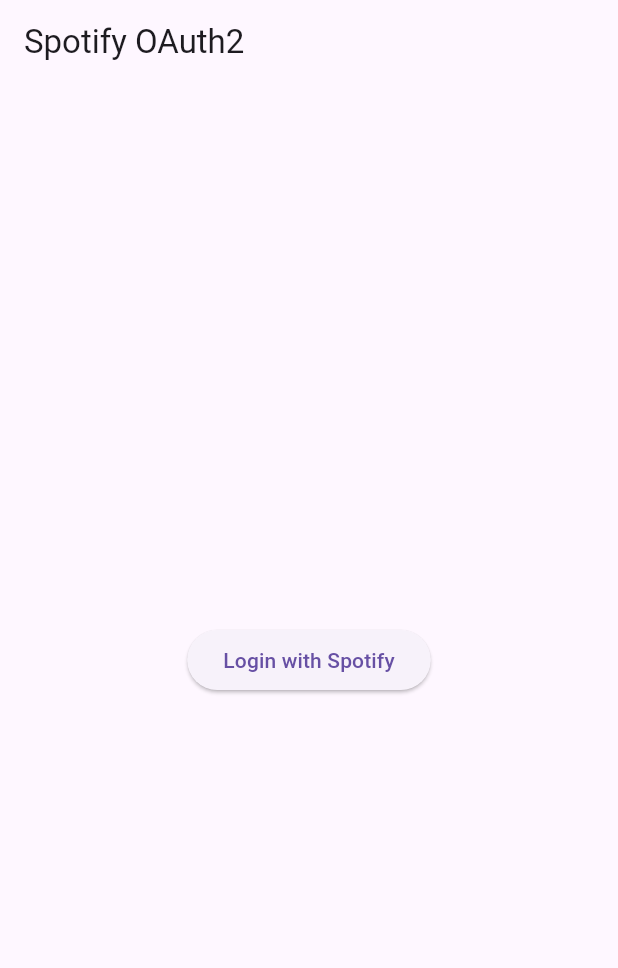
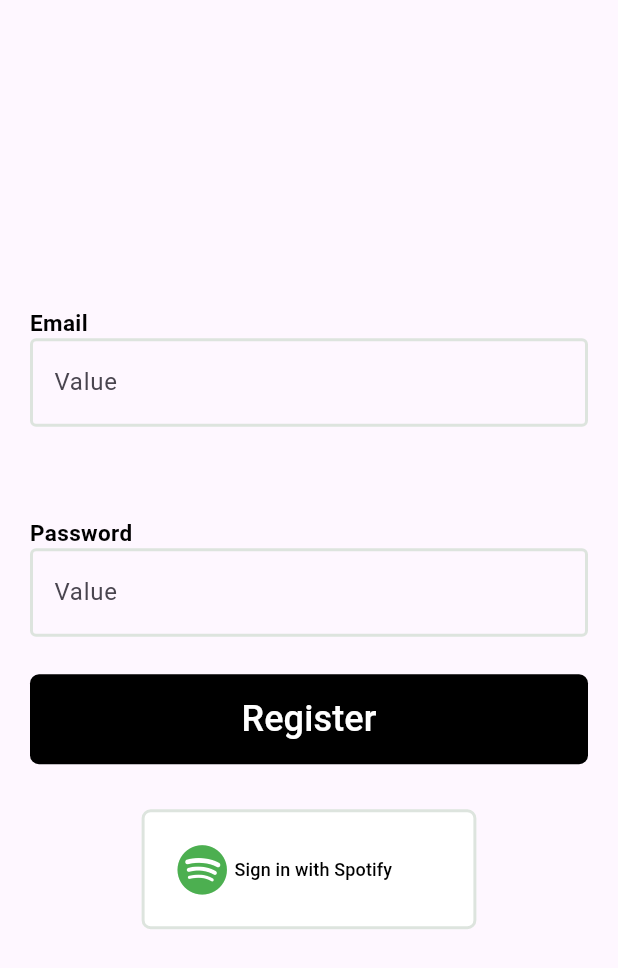
Before and after one commit to ASM-Studios/AREA, a Flutter app: the screen it shows after launch, on a phone screen of 412 x 824 dp. Shown: the top 968 px of the screen. Run offline on Flutter 3.47's test engine with Material 3 defaults, Android fonts, the phone set to English and light mode, and no system bars; our stand-ins replace flutter_dotenv, font_awesome_flutter; missing offline and left inert: flutter_appauth, flutter_web_auth, oauth2, oauth2_client; Roboto replaces fonts that are missing (CoolveticaCondensed).

Commit message:
feat(login, widgets): adding basic login page and basic widgets (button, form field)

```diff
--- a/client_mobile/lib/features/auth/login.dart
+++ b/client_mobile/lib/features/auth/login.dart
@@ -1,7 +1,12 @@
 import 'dart:io';
+import 'package:client_mobile/widgets/button.dart';
+import 'package:client_mobile/widgets/form_field.dart';
+import 'package:client_mobile/widgets/sign_in_button.dart';
+import 'package:client_mobile/widgets/simple_text.dart';
 import 'package:flutter/material.dart';
 import 'package:flutter_appauth/flutter_appauth.dart';
 import 'package:flutter_web_auth/flutter_web_auth.dart';
+import 'package:font_awesome_flutter/font_awesome_flutter.dart';
 import 'package:oauth2/oauth2.dart' as oauth2;
 import 'package:http/http.dart' as http;
 import 'package:flutter_dotenv/flutter_dotenv.dart';
@@ -15,21 +20,19 @@
     return MaterialApp(
       title: 'Spotify OAuth2 Example',
       theme: ThemeData(primarySwatch: Colors.green),
-      home: SpotifyAuthScreen(),
+      home: AuthScreen(),
     );
   }
 }
 
-class SpotifyAuthScreen extends StatefulWidget {
+class AuthScreen extends StatefulWidget {
   @override
-  _SpotifyAuthScreenState createState() => _SpotifyAuthScreenState();
+  _AuthScreenState createState() => _AuthScreenState();
 }
 
-class _SpotifyAuthScreenState extends State<SpotifyAuthScreen> {
-
+class _AuthScreenState extends State<AuthScreen> {
   final String callbackUrlScheme = 'my.area.app';
   String get redirectUrlMobile => '$callbackUrlScheme://callback';
-
 
   final String clientId = dotenv.env["VITE_SPOTIFY_CLIENT_ID"] ?? "";
   final appAuth = FlutterAppAuth();
@@ -38,12 +41,10 @@
   final Uri authorizationEndpoint =
       Uri.parse('https://accounts.spotify.com/authorize');
   final Uri tokenEndpoint = Uri.parse('https://accounts.spotify.com/api/token');
-  final String redirectUrlWeb =
-      "https://localhost:8081/auth/spotify/callback";
+  final String redirectUrlWeb = "https://localhost:8081/auth/spotify/callback";
   final Uri redirectUri =
       Uri.parse('https://localhost:8081/auth/spotify/callback');
   oauth2.Client? client;
-
 
   Future<void> authenticateWithSpotify() async {
     try {
@@ -58,9 +59,6 @@
       );
 
       print("voici le résultat : ${result}");
-
-
-
     } catch (e) {
       print("erreur d'authentification : ${e}");
     }
@@ -90,17 +88,14 @@
       // print("auth code : ${authCode}");
 
       final authorizationTokenRequest = AuthorizationTokenRequest(
-        clientId,
-        redirectUrlMobile,
+          clientId, redirectUrlMobile,
           issuer: issuer,
           clientSecret: clientSecret,
           scopes: ["openid", "profile", "email", "offline_access"],
-        additionalParameters: {
-          'show_dialog': 'true'
-        }
-      );
+          additionalParameters: {'show_dialog': 'true'});
 
-      final result = await appAuth.authorizeAndExchangeCode(authorizationTokenRequest);
+      final result =
+          await appAuth.authorizeAndExchangeCode(authorizationTokenRequest);
 
       print("--------------------------------");
       print("");
@@ -163,14 +158,48 @@
   @override
   Widget build(BuildContext context) {
     return Scaffold(
-      appBar: AppBar(title: Text('Spotify OAuth2')),
       body: Center(
         child: client == null
-            ? ElevatedButton(
+            ? Container(
+                padding: const EdgeInsets.all(20),
+                child: Column(
+                  mainAxisAlignment: MainAxisAlignment.center,
+                  crossAxisAlignment: CrossAxisAlignment.start,
+                  children: [
+                    const SimpleText(
+                      "Email",
+                      bold: true,
+                    ),
+                    const AreaFormField(label: "Value"),
+                    const SizedBox(height: 50),
+                    const SimpleText("Password", bold: true),
+                    const AreaFormField(label: "Value"),
+                    const SizedBox(height: 15),
+                    Align(
+                      alignment: Alignment.center,
+                      child: AreaButton(
+                        label: "Register",
+                        onPressed: () {},
+                        color: Colors.black,
+                      ),
+                    ),
+                    const SizedBox(height: 30),
+                    Align(
+                      alignment: Alignment.center,
+                      child: SignInButton(
                         onPressed: () {
                           authenticateWithSpotifyOld();
                         },
-                child: Text('Login with Spotify'),
+                        label: "Sign in with Spotify",
+                        icon: const FaIcon(
+                          size: 34,
+                          FontAwesomeIcons.spotify,
+                          color: Colors.green,
+                        ),
+                      ),
+                    )
+                  ],
+                ),
               )
             : Text(
                 'Authenticated! Access token: ${client?.credentials.accessToken}'),
--- /dev/null
+++ b/client_mobile/lib/widgets/button.dart
@@ -0,0 +1,43 @@
+import 'package:flutter/material.dart';
+import 'package:font_awesome_flutter/font_awesome_flutter.dart';
+
+class AreaButton extends StatelessWidget {
+  const AreaButton(
+      {super.key, required this.label, this.icon, this.onPressed, this.color});
+
+  final String label;
+  final IconData? icon;
+  final void Function()? onPressed;
+  final Color? color;
+
+  @override
+  Widget build(BuildContext context) {
+    return FilledButton(
+      onPressed: onPressed ?? () {},
+      style: ButtonStyle(
+        backgroundColor: color != null
+            ? WidgetStateProperty.all(color)
+            : WidgetStateProperty.all(Theme.of(context).colorScheme.primary),
+        shape: WidgetStatePropertyAll(
+          RoundedRectangleBorder(
+            borderRadius: BorderRadius.circular(6.0),
+          ),
+        ),
+        fixedSize: const WidgetStatePropertyAll(
+          Size(double.infinity, 60),
+        ),
+      ),
+      child: Center(
+        child:
+          Text(label,
+              style: const TextStyle(
+                fontFamily: "CoolveticaCondensed",
+                fontSize: 24,
+                color: Colors.white,
+              )),
+          // const Spacer(),
+          // if (icon != null) FaIcon(size: 25, icon!),
+      ),
+    );
+  }
+}
--- /dev/null
+++ b/client_mobile/lib/widgets/form_field.dart
@@ -0,0 +1,71 @@
+import 'package:flutter/material.dart';
+import 'package:flutter/services.dart';
+
+class AreaFormField extends StatelessWidget {
+  const AreaFormField(
+      {super.key,
+      required this.label,
+      this.controller,
+      this.initialValue,
+      this.validator,
+      this.keyboardType,
+      this.isTextShown = true,
+      this.enableSuggestions = true,
+      this.autocorrect = false,
+      this.readOnly = false,
+      this.suffixIcon,
+      this.maxLines,
+      this.onTap,
+      this.onChanged});
+
+  final String label;
+  final String? initialValue;
+  final TextEditingController? controller;
+  final String? Function(String?)? validator;
+  final TextInputType? keyboardType;
+  final bool isTextShown;
+  final bool enableSuggestions;
+  final bool autocorrect;
+  final int? maxLines;
+  final bool readOnly;
+  final Widget? suffixIcon;
+  final void Function()? onTap;
+  final void Function(String)? onChanged;
+
+  @override
+  Widget build(BuildContext context) {
+    return Container(
+      margin: const EdgeInsets.only(bottom: 10),
+      child: TextFormField(
+        keyboardType: keyboardType,
+        maxLines: maxLines ?? 1,
+        onChanged: onChanged,
+        initialValue: controller != null ? null : initialValue,
+        controller: controller,
+        validator: validator,
+        style: TextStyle(
+          fontSize: 18,
+          fontFamily: 'MulishSemiBold',
+          color: Theme.of(context).colorScheme.onSurface,
+        ),
+        decoration: InputDecoration(
+          // fillColor: Theme.of(context).colorScheme.,
+          labelText: label, // Placeholder text
+          border: const OutlineInputBorder(),
+          enabledBorder: const OutlineInputBorder(
+            borderSide: BorderSide(
+              color: Color.fromARGB(255, 221, 228, 222), // Couleur de la bordure lorsque le champ est actif
+              width: 2.0, // Largeur de la bordure
+            ),
+          ),
+          suffixIcon: suffixIcon,
+        ),
+        obscureText: !isTextShown,
+        enableSuggestions: enableSuggestions,
+        autocorrect: autocorrect,
+        readOnly: readOnly,
+        onTap: onTap,
+      ),
+    );
+  }
+}
--- /dev/null
+++ b/client_mobile/lib/widgets/sign_in_button.dart
@@ -0,0 +1,50 @@
+import 'package:flutter/material.dart';
+import 'package:font_awesome_flutter/font_awesome_flutter.dart';
+
+class SignInButton extends StatelessWidget {
+  const SignInButton(
+      {super.key, required this.label, this.icon, this.onPressed});
+
+  final String label;
+  final FaIcon? icon;
+  final void Function()? onPressed;
+
+  @override
+  Widget build(BuildContext context) {
+    return FractionallySizedBox(
+      widthFactor: 0.6,
+      child: FilledButton(
+        onPressed: onPressed ?? () {},
+        style: ButtonStyle(
+          backgroundColor: WidgetStateProperty.all(Colors.white),
+          shape: WidgetStatePropertyAll(
+            RoundedRectangleBorder(
+              borderRadius: BorderRadius.circular(6.0),
+              side: BorderSide(
+                color: Color.fromARGB(255, 221, 228,
+                    222), // Couleur de la bordure lorsque le champ est actif
+                width: 2.0, // Largeur de la bordure
+              ),
+            ),
+          ),
+          fixedSize: const WidgetStatePropertyAll(
+            Size(double.infinity, 80),
+          ),
+        ),
+        child: Row(
+          mainAxisAlignment: MainAxisAlignment.start,
+          children: [
+            if (icon != null) icon!,
+            const SizedBox(width: 5),
+            Text(label,
+                style: const TextStyle(
+                  fontFamily: "CoolveticaCondensed",
+                  fontSize: 12,
+                  color: Colors.black,
+                )),
+          ],
+        ),
+      ),
+    );
+  }
+}
--- /dev/null
+++ b/client_mobile/lib/widgets/simple_text.dart
@@ -0,0 +1,32 @@
+import 'package:flutter/material.dart';
+
+class SimpleText extends StatelessWidget {
+  const SimpleText(
+    this.text, {
+    super.key,
+    this.textSize = 15,
+    this.color = Colors.black,
+    this.bold = false,
+    this.textAlign = TextAlign.center,
+  });
+
+  final double textSize;
+  final String text;
+  final Color color;
+  final bool bold;
+  final TextAlign textAlign;
+
+  @override
+  Widget build(BuildContext context) {
+    return Text(
+      text,
+      textAlign: textAlign,
+      style: TextStyle(
+        // fontFamily: HodFonts.coolvetica,
+        fontWeight: bold ? FontWeight.bold : null,
+        fontSize: textSize,
+        color: color,
+      ),
+    );
+  }
+}
--- a/client_mobile/pubspec.yaml
+++ b/client_mobile/pubspec.yaml
@@ -41,6 +41,7 @@
   oauth2_client: ^3.3.0
   dotenv: ^4.2.0
   flutter_dotenv: ^5.2.1
+  font_awesome_flutter: ^10.8.0
 
 dev_dependencies:
   flutter_test:
```
Also changed, not shown: client_mobile/pubspec.lock. Lines whose indentation alone changed are shown as unchanged.
